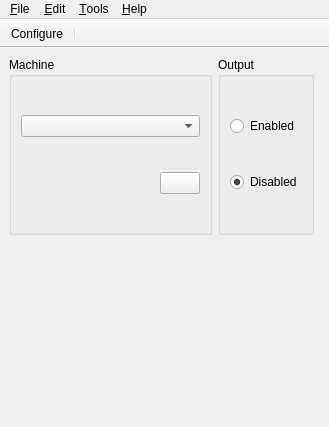
Before: the Qt Designer form plover/gui_qt/main_window.ui in openstenoproject/plover, drawn with Qt 5.
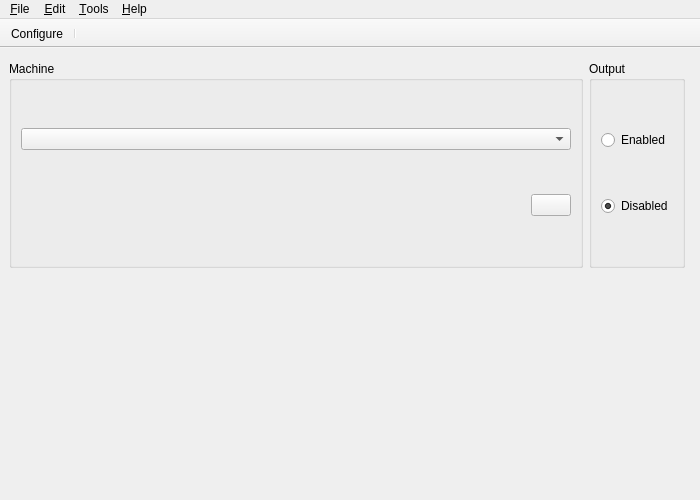
After: the same form once the commit is applied. Icons and pictures are not drawn. Custom widgets are drawn as their Qt base class.

Commit message: Fix default window sizes and extensions config table (#1789)

Patch:
```diff
--- a/plover/gui_qt/main_window.ui
+++ b/plover/gui_qt/main_window.ui
@@ -9,8 +9,8 @@
    <rect>
     <x>0</x>
     <y>0</y>
-    <width>329</width>
-    <height>427</height>
+    <width>700</width>
+    <height>500</height>
    </rect>
   </property>
   <property name="minimumSize">
@@ -40,7 +40,22 @@
     </size>
    </property>
    <layout class="QGridLayout" name="gridLayout">
-    <item row="0" column="0">
+    <item row="0" column="0" colspan="3">
+     <spacer name="topSpacer">
+      <property name="orientation">
+       <enum>Qt::Vertical</enum>
+      </property>
+      <property name="sizeType">
+       <enum>QSizePolicy::Fixed</enum>
+      </property>
+      <property name="sizeHint" stdset="0">
+       <size>
+        <height>4</height>
+       </size>
+      </property>
+     </spacer>
+    </item>
+    <item row="1" column="0">
      <widget class="QGroupBox" name="groupBox">
       <property name="sizePolicy">
        <sizepolicy hsizetype="MinimumExpanding" vsizetype="Preferred">
@@ -111,9 +126,24 @@
      </widget>
     </item>
     <item row="2" column="0" colspan="3">
+    <spacer name="verticalSpacer">
+     <property name="orientation">
+      <enum>Qt::Vertical</enum>
+     </property>
+     <property name="sizeType">
+      <enum>QSizePolicy::Fixed</enum>
+     </property>
+     <property name="sizeHint" stdset="0">
+      <size>
+       <height>10</height>
+      </size>
+     </property>
+    </spacer>
+   </item>
+   <item row="3" column="0" colspan="3">
      <widget class="DictionariesWidget" name="dictionaries" native="true"/>
     </item>
-    <item row="0" column="1">
+   <item row="1" column="1">
      <widget class="QGroupBox" name="groupBox">
       <property name="sizePolicy">
        <sizepolicy hsizetype="Minimum" vsizetype="Preferred">
@@ -148,14 +178,6 @@
    </layout>
   </widget>
   <widget class="QMenuBar" name="menubar">
-   <property name="geometry">
-    <rect>
-     <x>0</x>
-     <y>0</y>
-     <width>329</width>
-     <height>25</height>
-    </rect>
-   </property>
    <widget class="QMenu" name="menu_File">
     <property name="title">
      <string>&amp;File</string>
```
Lines whose indentation alone changed are shown as unchanged. The commit also changes 4 other files.
